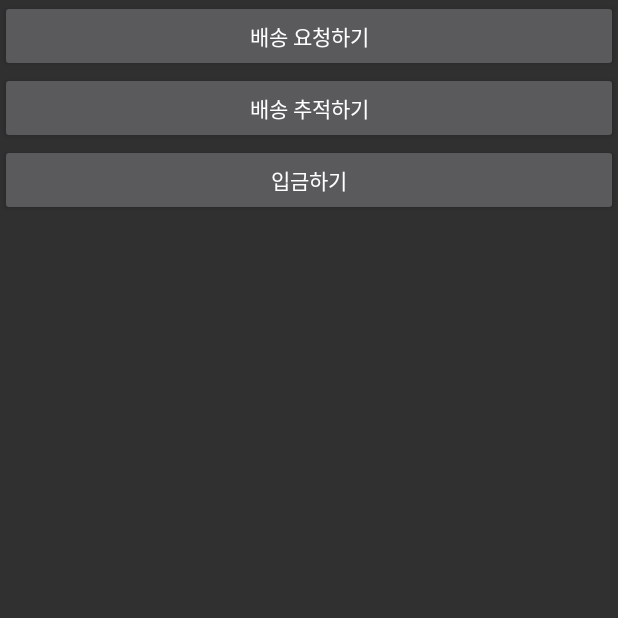
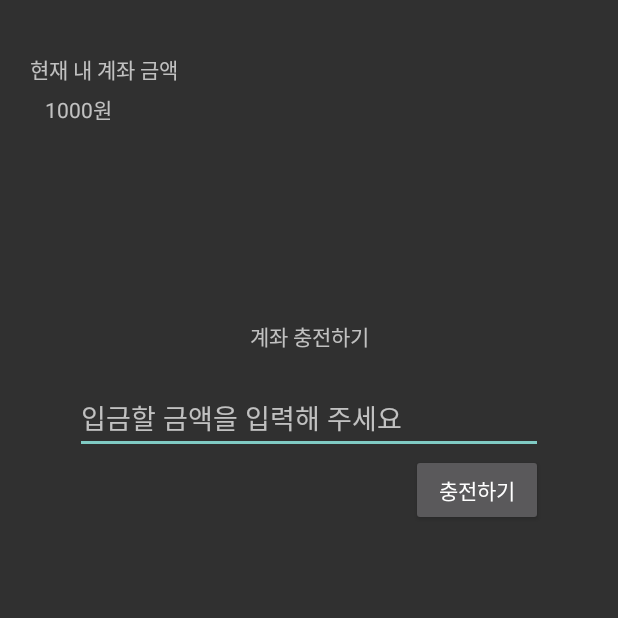
Before and after one commit to SongYeongJu/mobile_team_project, an Android app: the MainActivity screen opened directly, with no data from a screen before it, after a tap on "입금하기", on a phone screen of 412 x 824 dp, the top half of it. Run offline under Robolectric (Android 15) with nearby library versions, the phone set to English and light mode, and no system bars; libraries missing offline, so code that uses them is left out: io.socket.client.

Commit message:
돈 입금하고 출금하는 액티비티 생성

```diff
--- a/MyApplication/app/build.gradle
+++ b/MyApplication/app/build.gradle
@@ -32,4 +32,6 @@ dependencies {
     compile('io.socket:socket.io-client:1.0.0') {
         exclude group: 'org.json', module: 'json'
     }
+    compile 'com.github.nkzawa:socket.io-client:0.3.0'
+    compileOnly 'com.github.nkzawa:socket.io-client:0.6.0'
 }
--- a/MyApplication/app/src/main/java/com/example/myapplication/Activity/LoginActivity.java
+++ b/MyApplication/app/src/main/java/com/example/myapplication/Activity/LoginActivity.java
@@ -19,7 +19,6 @@ import android.support.design.widget.Snackbar;
 import android.support.v7.app.AppCompatActivity;
 import android.view.KeyEvent;
 import android.view.View;
-import android.view.View.OnClickListener;
 import android.view.inputmethod.EditorInfo;
 import android.widget.ArrayAdapter;
 import android.widget.AutoCompleteTextView;
@@ -83,9 +82,10 @@ public class LoginActivity extends AppCompatActivity implements LoaderCallbacks<
         });
 
         Button mEmailSignInButton = (Button) findViewById(R.id.email_sign_in_button);
-        mEmailSignInButton.setOnClickListener(new OnClickListener() {
+        mEmailSignInButton.setOnClickListener(new View.OnClickListener() {
             @Override
             public void onClick(View view) {
+    //            client.connect();
                 attemptLogin();
             }
         });
--- a/MyApplication/app/src/main/java/com/example/myapplication/Activity/MainActivity.java
+++ b/MyApplication/app/src/main/java/com/example/myapplication/Activity/MainActivity.java
@@ -34,6 +34,8 @@ public class MainActivity extends AppCompatActivity {
         go_to_money.setOnClickListener(new View.OnClickListener() {
             @Override
             public void onClick(View v) {
+                Intent intent=new Intent(MainActivity.this,MoneyActivity.class);
+                startActivity(intent);
             }
         });
     }
--- /dev/null
+++ b/MyApplication/app/src/main/java/com/example/myapplication/Activity/MoneyActivity.java
@@ -0,0 +1,45 @@
+package com.example.myapplication.Activity;
+
+import android.os.Bundle;
+import android.support.v7.app.AppCompatActivity;
+import android.view.View;
+import android.widget.Button;
+import android.widget.EditText;
+import android.widget.TextView;
+
+import com.example.myapplication.Client.Client;
+import com.example.myapplication.DataStructure.User;
+import com.example.myapplication.R;
+
+public class MoneyActivity extends AppCompatActivity {
+
+    private Client client;
+    private User user;
+
+    private TextView moneyText;
+    private EditText getMoney;
+    private Button button;
+
+    @Override
+    protected void onCreate(Bundle savedInstanceState) {
+        super.onCreate(savedInstanceState);
+        setContentView(R.layout.activity_money);
+
+        client=Client.getInstance();
+        user=User.returnSample();
+
+        moneyText=(TextView)findViewById(R.id.myMoneyTextView);
+        moneyText.setText(user.getMoney()+"원");
+        getMoney=(EditText)findViewById(R.id.getMoney);
+        button=(Button)findViewById(R.id.chargeButton);
+        button.setOnClickListener(new View.OnClickListener() {
+            @Override
+            public void onClick(View v) {
+                int m=Integer.parseInt(getMoney.getText().toString());
+                user.setMoney(user.getMoney()+m);
+                moneyText.setText(user.getMoney()+"원");
+                getMoney.setText("");
+            }
+        });
+    }
+}
--- a/MyApplication/app/src/main/java/com/example/myapplication/Activity/RequestActivity.java
+++ b/MyApplication/app/src/main/java/com/example/myapplication/Activity/RequestActivity.java
@@ -150,7 +150,7 @@ public class RequestActivity extends AppCompatActivity {
         TextView requT = (TextView) findViewById(R.id.RequestedText);
         String requ = requT.getText().toString();
         //public Item(String name,int weight,String size,int dx,int dy,Date dt,int sx,int sy,Date st,boolean order)
-        item = new Item(name, weight, size, arrL, arrD, startL, startD, requ, false);
+        item = new Item(name, weight, size, arrL, arrD, startL, startD, requ, 1);
         client.Uitem(item);
 
         Intent intent = new Intent(RequestActivity.this, DeliveryInfoActivity.class);
--- a/MyApplication/app/src/main/java/com/example/myapplication/DataStructure/User.java
+++ b/MyApplication/app/src/main/java/com/example/myapplication/DataStructure/User.java
@@ -11,21 +11,35 @@ import java.io.Serializable;
 ----------------------db
 */
 public class User implements Serializable {
+    private String id;
+    private String pw;
+
     private String name;
+    private String phone;
     private int money;
     private Item item;
 
+    public static User returnSample(){ return new User("","","sample","010-3834-0371",1000,null);}
     public User(){}
-    public User(String name,int money,Item item){
+    public User(String id,String pw,String name,String phone,int money,Item item){
+        setId(id);
+        setPw(pw);
         setName(name);
+        setPhone(phone);
         setMoney(money);
         setItem(item);
     }
 
+    public void setPhone(String phone){ this.phone=phone; }
+    public void setId(String id) { this.id = id; }
+    public void setPw(String pw) { this.pw = pw; }
     public void setName(String name) {this.name = name;}
     public void setMoney(int money) {this.money = money;}
     public void setItem(Item item) {this.item = item;}
 
+    public String getPhone(){ return phone; }
+    public String getId() { return id; }
+    public String getPw() { return pw; }
     public String getName() {return name;}
     public int getMoney() {return money;}
     public Item getItem() {return item;}
--- /dev/null
+++ b/MyApplication/app/src/main/res/layout/activity_money.xml
@@ -0,0 +1,61 @@
+<?xml version="1.0" encoding="utf-8"?>
+<LinearLayout xmlns:android="http://schemas.android.com/apk/res/android"
+    xmlns:app="http://schemas.android.com/apk/res-auto"
+    xmlns:tools="http://schemas.android.com/tools"
+    android:layout_width="match_parent"
+    android:layout_height="match_parent"
+    android:layout_marginEnd="20dp"
+    android:layout_marginStart="20dp"
+    android:layout_marginTop="20dp"
+    android:orientation="vertical"
+    tools:context="com.example.myapplication.Activity.MoneyActivity">
+
+    <TextView
+        android:id="@+id/textView4"
+        android:layout_width="match_parent"
+        android:layout_height="wrap_content"
+        android:layout_marginBottom="5dp"
+        android:layout_marginTop="15dp"
+        android:text="현재 내 계좌 금액" />
+
+    <TextView
+        android:id="@+id/myMoneyTextView"
+        android:layout_width="match_parent"
+        android:layout_height="wrap_content"
+        android:layout_marginBottom="30dp"
+        android:layout_marginStart="10dp"
+        android:text="TextView" />
+
+    <LinearLayout
+        android:layout_width="match_parent"
+        android:layout_height="wrap_content"
+        android:layout_marginEnd="30dp"
+        android:layout_marginStart="30dp"
+        android:layout_marginTop="100dp"
+        android:orientation="vertical">
+
+        <TextView
+            android:id="@+id/textView3"
+            android:layout_width="match_parent"
+            android:layout_height="wrap_content"
+            android:layout_marginBottom="20dp"
+            android:gravity="center_vertical|center_horizontal"
+            android:text="계좌 충전하기" />
+
+        <EditText
+            android:id="@+id/getMoney"
+            android:layout_width="match_parent"
+            android:layout_height="wrap_content"
+            android:ems="10"
+            android:hint="입금할 금액을 입력해 주세요"
+            android:inputType="textPersonName" />
+
+        <Button
+            android:id="@+id/chargeButton"
+            android:layout_width="wrap_content"
+            android:layout_height="wrap_content"
+            android:layout_gravity="right"
+            android:text="충전하기" />
+    </LinearLayout>
+
+</LinearLayout>
```
Also changed, not shown: MyApplication/app/src/main/AndroidManifest.xml (+5 -2 lines), MyApplication/app/src/main/java/com/example/myapplication/Activity/DeliveryInfoActivity.java (+65 -16 lines), MyApplication/app/src/main/java/com/example/myapplication/Activity/DeliveryInfoActivity_forDM.java (+22 -28 lines), MyApplication/app/src/main/java/com/example/myapplication/Activity/MoneyForDmActivity.java (added, +49 -0 lines), MyApplication/app/src/main/java/com/example/myapplication/Client/Client.java (+66 -5 lines), MyApplication/app/src/main/java/com/example/myapplication/DataStructure/Duser.java (+18 -2 lines), MyApplication/app/src/main/java/com/example/myapplication/DataStructure/Item.java (+6 -6 lines), MyApplication/app/src/main/res/layout/activity_delivery_info.xml (+21 -10 lines), MyApplication/app/src/main/res/layout/activity_delivery_info_for_dm.xml (+0 -26 lines), MyApplication/app/src/main/res/layout/activity_money_for_dm.xml (added, +60 -0 lines).
